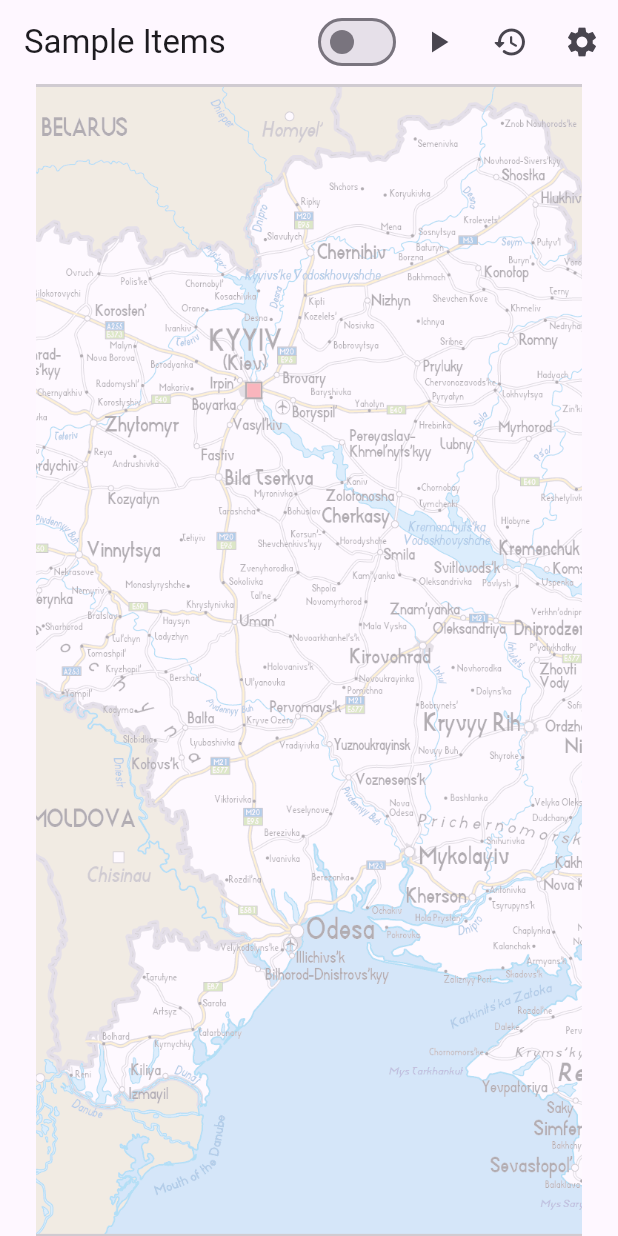
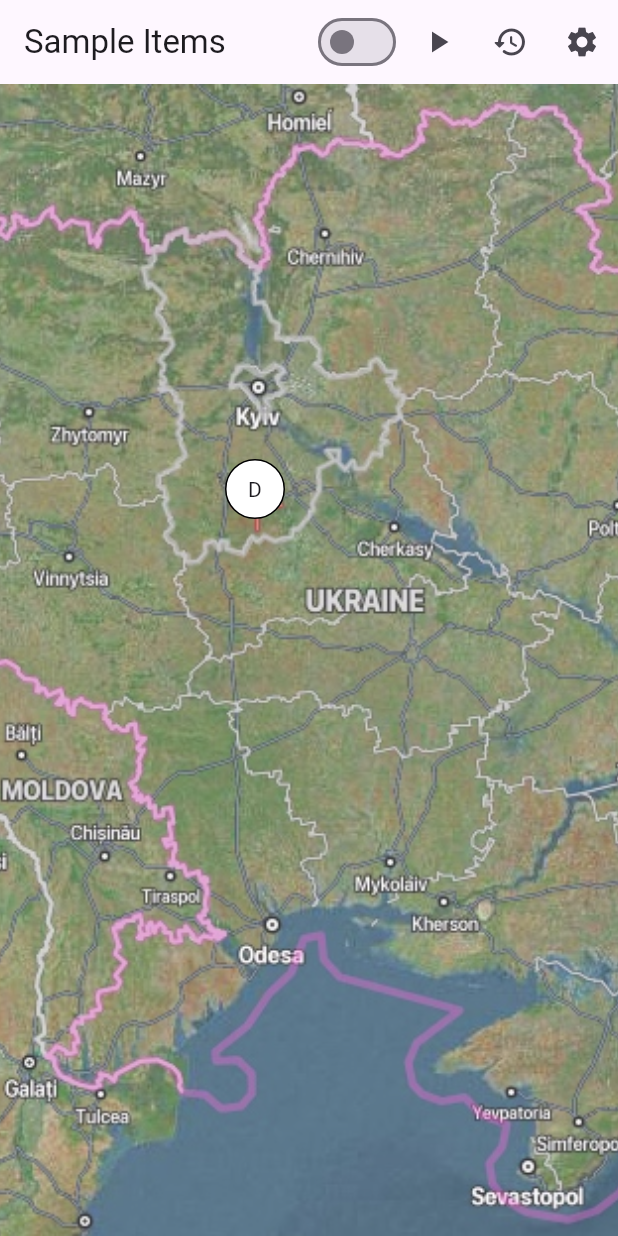
Before and after one commit to MaksymKosenko/aircrafts_router, a Flutter app: the screen it shows after launch, on a phone screen of 412 x 824 dp. Run offline on Flutter 3.47's test engine with Material 2 defaults, Android fonts, the phone set to English and light mode, and no system bars; our stand-ins replace flutter_bloc; generated files the repository leaves out were written again.

Commit message:
minor improvements to UI

```diff
--- a/lib/src/algorithm_util/models/airport.dart
+++ b/lib/src/algorithm_util/models/airport.dart
@@ -32,7 +32,7 @@ class AirportPosition {
   final int _y;
 
   const AirportPosition(int x, int y)
-      : assert(x >= 0 && x <= 20),
+      : assert(x >= 0 && x <= 30),
         assert(y >= 0 && y <= 12),
         _x = x,
         _y = y;
--- a/lib/src/app.dart
+++ b/lib/src/app.dart
@@ -31,19 +31,19 @@ class MyApp extends StatelessWidget {
     ),
     Airport(
       name: "B",
-      airportPosition: const AirportPosition(15, 2),
+      airportPosition: const AirportPosition(16, 7),
       fuelAmount: 40,
       totalAircraftAmount: 3,
     ),
     Airport(
       name: "C",
-      airportPosition: const AirportPosition(10, 2),
+      airportPosition: const AirportPosition(10, 3),
       fuelAmount: 40,
       totalAircraftAmount: 3,
     ),
     Airport(
       name: "D",
-      airportPosition: const AirportPosition(6, 5),
+      airportPosition: const AirportPosition(3, 5),
       fuelAmount: 40,
       totalAircraftAmount: 3,
     ),
--- a/lib/src/features/sample_feature/sample_item_list_view.dart
+++ b/lib/src/features/sample_feature/sample_item_list_view.dart
@@ -46,9 +46,7 @@ class _SampleItemListViewState extends State<SampleItemListView> {
           _buildSettingsButton(),
         ],
       ),
-      body: Padding(
-        padding: AppDimensions.horizontalPadding24,
-        child: Stack(
+      body: Stack(
         children: [
           Container(
             height: AppDimensions.size(context).height,
@@ -56,7 +54,7 @@ class _SampleItemListViewState extends State<SampleItemListView> {
             decoration: const BoxDecoration(
               image: DecorationImage(
                 image: AssetImage('assets/ukraine_road_map.jpg'),
-                  opacity: 0.3,
+                opacity: 0.8,
                 fit: BoxFit.cover,
               ),
             ),
@@ -77,7 +75,6 @@ class _SampleItemListViewState extends State<SampleItemListView> {
             ],
           ),
         ],
-        ),
       ),
     );
   }
--- a/lib/src/ui/widgets/aircraft_widget.dart
+++ b/lib/src/ui/widgets/aircraft_widget.dart
@@ -81,6 +81,8 @@ class _AircraftWidgetState extends State<AircraftWidget> {
       left: currentPosition.dx,
       top: currentPosition.dy,
       child: Column(
+        mainAxisAlignment: MainAxisAlignment.center,
+        crossAxisAlignment: CrossAxisAlignment.start,
         children: [
           Text(widget.aircraft.name),
           Transform.rotate(
@@ -91,6 +93,8 @@ class _AircraftWidgetState extends State<AircraftWidget> {
                   .selectAircraft(widget.aircraft),
               icon: const Icon(
                 Icons.airplanemode_active,
+                color: Colors.yellow,
+                shadows: [Shadow(blurRadius: 2)],
               ),
             ),
           ),
--- a/lib/src/ui/widgets/airport_widget.dart
+++ b/lib/src/ui/widgets/airport_widget.dart
@@ -23,11 +23,12 @@ class _AirportWidgetState extends State<AirportWidget> {
         onTap: () =>
             context.read<SelectedItemCubit>().selectAirport(widget.airport),
         child: Container(
-          height: 64,
-          width: 64,
+          height: 40,
+          width: 40,
           decoration: BoxDecoration(
             shape: BoxShape.circle,
             border: Border.all(),
+            color: Colors.white
           ),
           child: Center(
             child: Text(widget.airport.name),
```
Also changed, not shown: assets/ukraine_road_map.jpg. Lines whose indentation alone changed are shown as unchanged.
